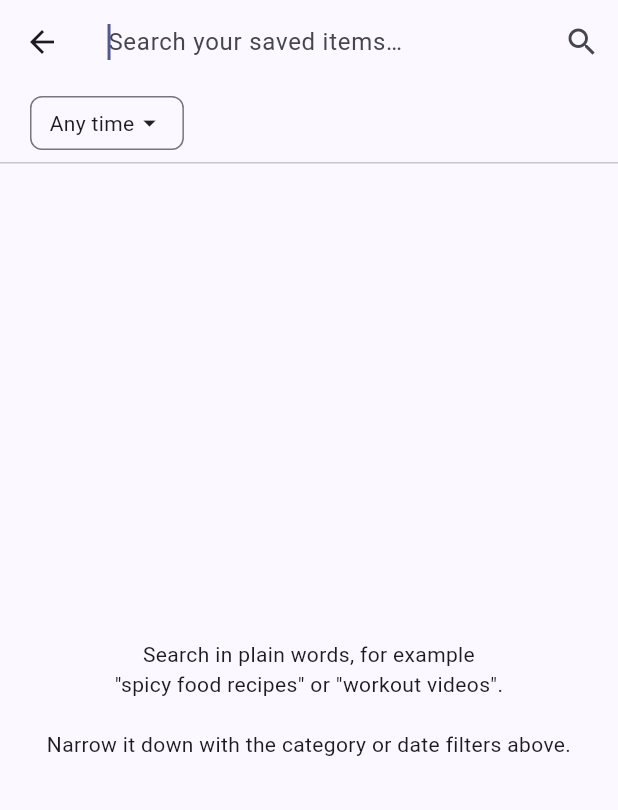
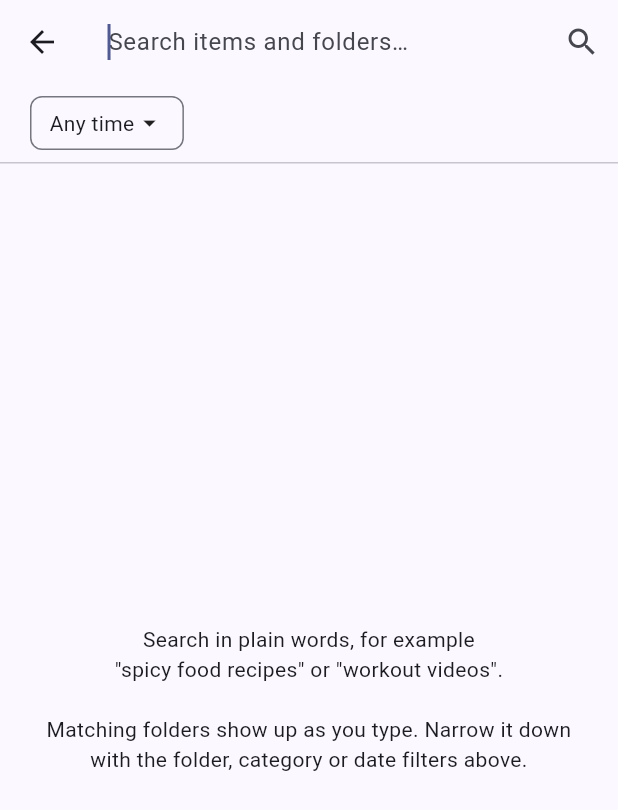
Before and after one commit to abidayn/fetch, a Flutter app: the SearchScreen screen opened directly with empty values, on a phone screen of 412 x 824 dp. Shown: the top 810 px of the screen. Run offline on Flutter 3.47's test engine with Material 3 defaults, Android fonts, the phone set to English and light mode, and no system bars; our stand-ins replace flutter_secure_storage; missing offline and left inert: receive_sharing_intent; accounts and stored records are empty; network calls fail; statements that could not run were skipped.

Commit message:
feat: folder search

```diff
--- a/mobile/lib/models/folder.dart
+++ b/mobile/lib/models/folder.dart
@@ -18,3 +18,26 @@ class Folder {
         itemCount: json['item_count'] as int? ?? 0,
       );
 }
+
+/// Folders whose name contains [query], ignoring case; names that START with
+/// it come first ("gym" -> "Gym" before "Home gym"), otherwise the input order
+/// is kept. An empty query returns everything.
+///
+/// Done in the app, not the backend: every folder name (at most 50) is
+/// already loaded via GET /folders, so matching is instant, works per
+/// keystroke, and costs no request or AI quota -- unlike item search.
+List<Folder> filterFolders(List<Folder> folders, String query) {
+  final q = query.trim().toLowerCase();
+  if (q.isEmpty) return folders;
+  final starts = <Folder>[];
+  final contains = <Folder>[];
+  for (final f in folders) {
+    final name = f.name.toLowerCase();
+    if (name.startsWith(q)) {
+      starts.add(f);
+    } else if (name.contains(q)) {
+      contains.add(f);
+    }
+  }
+  return [...starts, ...contains];
+}
--- a/mobile/lib/screens/search_screen.dart
+++ b/mobile/lib/screens/search_screen.dart
@@ -249,6 +249,45 @@ class _SearchScreenState extends State<SearchScreen> {
     );
   }
 
+  /// Folders whose name matches what's typed, updated on every keystroke
+  /// (matching is local, see filterFolders -- unlike item search, which waits
+  /// for enter because each search is an embedding call). Tapping one goes
+  /// back to home with that folder open: the search screen pops with its id.
+  Widget _folderMatches() {
+    final folders = _folders;
+    final query = _ctrl.text.trim();
+    if (folders == null || query.isEmpty) return const SizedBox.shrink();
+    final matches = filterFolders(folders, query);
+    if (matches.isEmpty) return const SizedBox.shrink();
+    final theme = Theme.of(context);
+    return Column(crossAxisAlignment: CrossAxisAlignment.start, children: [
+      Padding(
+        padding: const EdgeInsets.fromLTRB(16, 8, 16, 0),
+        child: Text('Folders', style: theme.textTheme.labelLarge),
+      ),
+      SizedBox(
+        height: 52,
+        child: ListView(
+          scrollDirection: Axis.horizontal,
+          padding: const EdgeInsets.symmetric(horizontal: 12, vertical: 8),
+          children: [
+            for (final f in matches)
+              Padding(
+                padding: const EdgeInsets.only(right: 8),
+                child: ActionChip(
+                  avatar: const Icon(Icons.folder_outlined, size: 18),
+                  label: Text('${f.name} (${f.itemCount})'),
+                  tooltip: 'Open folder',
+                  onPressed: () => Navigator.pop(context, f.id),
+                ),
+              ),
+          ],
+        ),
+      ),
+      const Divider(height: 1),
+    ]);
+  }
+
   Widget _centered(List<Widget> children) => Center(
         child: Padding(
           padding: const EdgeInsets.all(24),
@@ -270,7 +309,8 @@ class _SearchScreenState extends State<SearchScreen> {
       return _centered(const [
         Text(
           'Search in plain words, for example\n"spicy food recipes" or "workout videos".\n\n'
-          'Narrow it down with the category or date filters above.',
+          'Matching folders show up as you type. '
+          'Narrow it down with the folder, category or date filters above.',
           textAlign: TextAlign.center,
         ),
       ]);
@@ -281,7 +321,7 @@ class _SearchScreenState extends State<SearchScreen> {
         if (_hasFilter) ...[
           const SizedBox(height: 8),
           TextButton(
-            onPressed: () => _setFilter(clearCategory: true, range: _TimeRange.any),
+            onPressed: () => _setFilter(clearCategory: true, clearFolder: true, range: _TimeRange.any),
             child: const Text('Search without filters'),
           ),
         ],
@@ -315,13 +355,15 @@ class _SearchScreenState extends State<SearchScreen> {
           autofocus: true,
           textInputAction: TextInputAction.search,
           onSubmitted: (_) => _search(),
-          decoration: const InputDecoration(hintText: 'Search your saved items…', border: InputBorder.none),
+          onChanged: (_) => setState(() {}), // refresh the folder matches
+          decoration: const InputDecoration(hintText: 'Search items and folders…', border: InputBorder.none),
         ),
         actions: [IconButton(onPressed: _search, tooltip: 'Search', icon: const Icon(Icons.search))],
       ),
       body: Column(children: [
         _filterBar(),
         const Divider(height: 1),
+        _folderMatches(),
         Expanded(child: _body()),
       ]),
     );
```
Also changed, not shown: mobile/lib/screens/home_screen.dart (+8 -3 lines), mobile/lib/widgets/folder_picker.dart (+89 -11 lines), mobile/lib/widgets/save_result_sheet.dart (+6 -3 lines), 3 other files.
